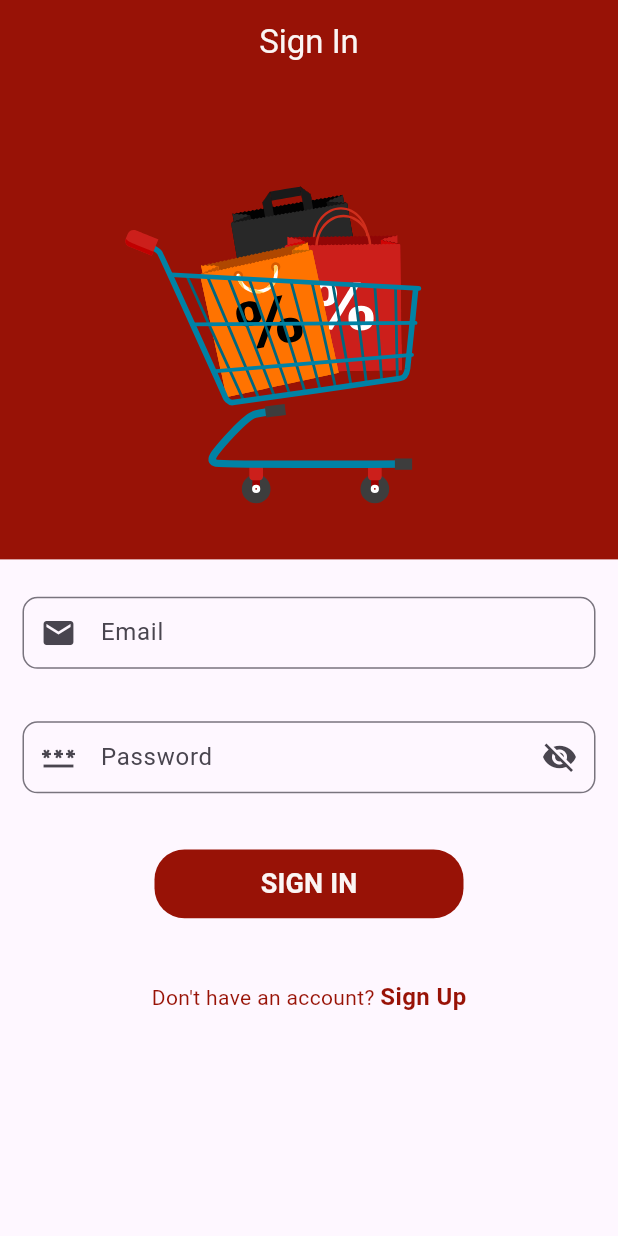
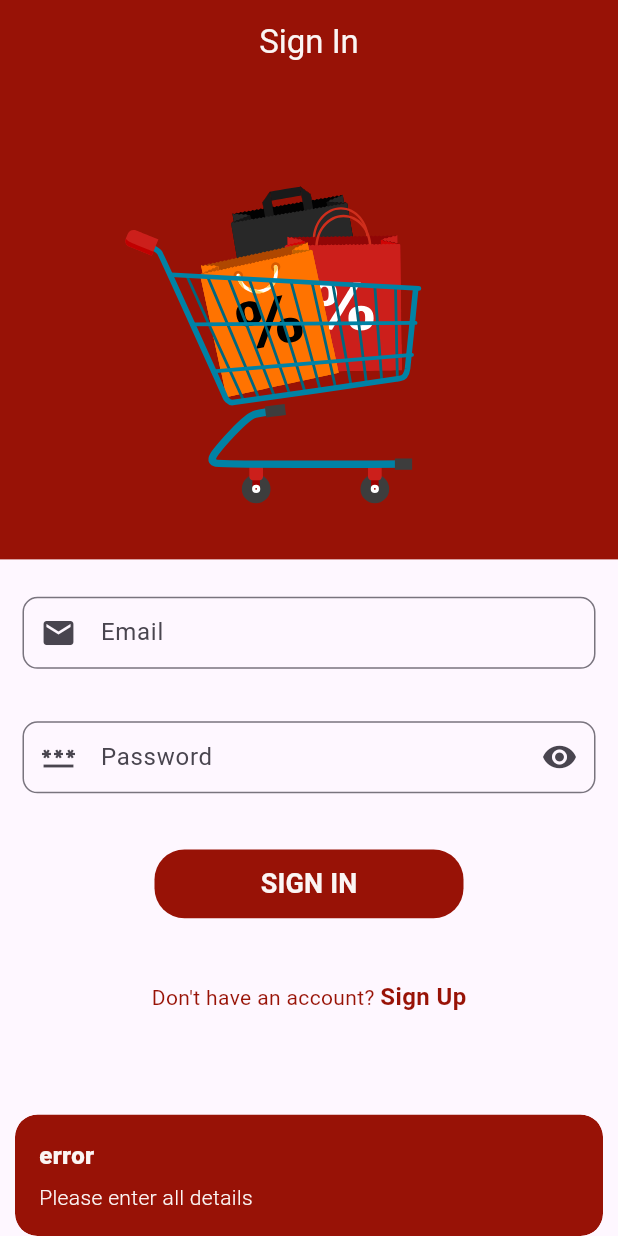
Before and after one commit to Hamza862-Naeem/Ecomm, a Flutter app: the screen it shows after launch, after a tap on "Sign In", after a tap on "SIGN IN", on a phone screen of 412 x 824 dp. Run offline on Flutter 3.47's test engine with Material 3 defaults, Android fonts, the phone set to English and light mode, and no system bars; our stand-ins replace cloud_firestore, firebase_auth, firebase_core, flutter_easyloading, flutter_keyboard_visibility, get and 2 more; accounts and stored records are empty.

Commit message:
sign_in_controller_

```diff
--- a/lib/controllers/sign_in_controller.dart
+++ b/lib/controllers/sign_in_controller.dart
@@ -0,0 +1,42 @@
+
+
+
+import 'package:cloud_firestore/cloud_firestore.dart';
+
+import 'package:firebase_auth/firebase_auth.dart';
+import 'package:flutter_easyloading/flutter_easyloading.dart';
+import 'package:get/get.dart';
+
+import '../utils/app-constants.dart';
+
+class SignInController extends GetxController{
+  final FirebaseAuth _auth = FirebaseAuth.instance;
+  final FirebaseFirestore _firestore = FirebaseFirestore.instance;
+
+  var isPasswordVisible = false.obs;
+
+  Future<UserCredential?> signInMethod(
+
+      String userEmail,
+      String userPassword,
+      )
+  async{
+    try{
+      EasyLoading.show(status: 'Please wait');
+      UserCredential userCredential  = await _auth.signInWithEmailAndPassword(
+          email: userEmail,
+          password: userPassword,);
+
+      EasyLoading.dismiss();
+      return userCredential;
+    }
+    on FirebaseAuthException catch(e){
+      EasyLoading.dismiss();
+      Get.snackbar('Error',
+        '$e',
+        snackPosition: SnackPosition.BOTTOM,
+        backgroundColor: AppConstant.appSecondaryColor,
+        colorText: AppConstant.appTextColor,);
+    }
+  }
+}
--- a/lib/screens/auth ui/sign_in_screen.dart
+++ b/lib/screens/auth ui/sign_in_screen.dart
@@ -1,5 +1,8 @@
 
+import 'package:ecomm/controllers/sign_in_controller.dart';
+import 'package:ecomm/screens/auth%20ui/user%20panel/main%20screen.dart';
 import 'package:ecomm/utils/app-constants.dart';
+import 'package:firebase_auth/firebase_auth.dart';
 import 'package:flutter/cupertino.dart';
 import 'package:flutter/material.dart';
 import 'package:flutter_keyboard_visibility/flutter_keyboard_visibility.dart';
@@ -16,6 +19,10 @@ class SignInScreen extends StatefulWidget {
 }
 
 class _SignInScreenState extends State<SignInScreen> {
+  final SignInController signInController = Get.put(SignInController());
+  TextEditingController userEmail = TextEditingController();
+  TextEditingController userPassword =TextEditingController();
+
   @override
   Widget build(BuildContext context) {
       return KeyboardVisibilityBuilder(
@@ -47,6 +54,7 @@ class _SignInScreenState extends State<SignInScreen> {
                       child: Padding(
                         padding: const EdgeInsets.all(10.0),
                         child: TextFormField(
+                          controller: userEmail,
                           cursorColor: AppConstant.appSecondaryColor,
                           keyboardType: TextInputType.emailAddress,
                           decoration: InputDecoration(
@@ -66,19 +74,28 @@ class _SignInScreenState extends State<SignInScreen> {
 
                       child: Padding(
                         padding: const EdgeInsets.all(10.0),
-                        child: TextFormField(
+                        child: Obx(() => TextFormField(
+                          controller: userPassword,
+                          obscureText: signInController.isPasswordVisible.value,
                           cursorColor: AppConstant.appSecondaryColor,
                           keyboardType: TextInputType.emailAddress,
                           decoration: InputDecoration(
                               hintText: 'Password',
                               prefixIcon: Icon(Icons.password),
-                              suffixIcon: Icon(Icons.visibility_off),
+                              suffixIcon: GestureDetector(
+                                onTap: (){
+                                  signInController.isPasswordVisible.toggle();
+                                },
+                                child:signInController.isPasswordVisible.value?
+                                Icon(Icons.visibility_off) :
+                                Icon(Icons.visibility),
+                              ),
                               contentPadding: EdgeInsets.only(top: 2.0, left: 8.0),
                               border: OutlineInputBorder(
                                 borderRadius: BorderRadius.circular(10.0),
                               )
                           ),
-                        ),
+                        ),)
                       )),
                   SizedBox(
                     height: Get.height/30,
@@ -93,7 +110,41 @@ class _SignInScreenState extends State<SignInScreen> {
                       ),
                       child: TextButton(
 
-                        onPressed: () {
+                        onPressed: () async{
+                         String email = userEmail.text.trim();
+                         String password = userPassword.text.trim();
+
+                         if (email.isEmpty  || password.isEmpty){
+                           Get.snackbar('error', 'Please enter all details',
+                           snackPosition: SnackPosition.BOTTOM,
+                           backgroundColor: AppConstant.appSecondaryColor,
+                           colorText: AppConstant.appTextColor);
+                         }else{
+                           UserCredential? userCredential=
+                               await signInController.signInMethod(email, password);
+                         if(userCredential != null ){
+                           if(userCredential.user!.emailVerified){
+                            Get.snackbar('Success',
+                                'Login Successfully!',
+                                snackPosition: SnackPosition.BOTTOM,
+                                backgroundColor: AppConstant.appSecondaryColor,
+                                colorText: AppConstant.appTextColor);
+                            Get.offAll(()=> MainScreen());
+                           }else{
+                             Get.snackbar('Error',
+                                 'Please verify your email , before login',
+                                 snackPosition: SnackPosition.BOTTOM,
+                                 backgroundColor: AppConstant.appSecondaryColor,
+                                 colorText: AppConstant.appTextColor);
+                           }
+                         }
+                         else{
+                           Get.snackbar('error', 'please try again',
+                               snackPosition: SnackPosition.BOTTOM,
+                               backgroundColor: AppConstant.appSecondaryColor,
+                               colorText: AppConstant.appTextColor);
+                         }
+                         }
 
                         },
                         child:Text('SIGN IN',
--- a/lib/screens/auth ui/user panel/main screen.dart
+++ b/lib/screens/auth ui/user panel/main screen.dart
@@ -23,8 +23,11 @@ class MainScreen extends StatelessWidget {
         actions: [
           GestureDetector(
             onTap: () async{
+              GoogleSignIn googleSignIn = GoogleSignIn();
+              FirebaseAuth _auth= FirebaseAuth.instance;
+               await _auth.signOut();
               await FirebaseAuth.instance.signOut();
-              await GoogleSignIn().signOut();
+
             // GoogleSignIn googleSignIn = GoogleSignIn();
              // await googleSignIn.signIn();
               Get.offAll(()=> WelcomeScreen());
```
